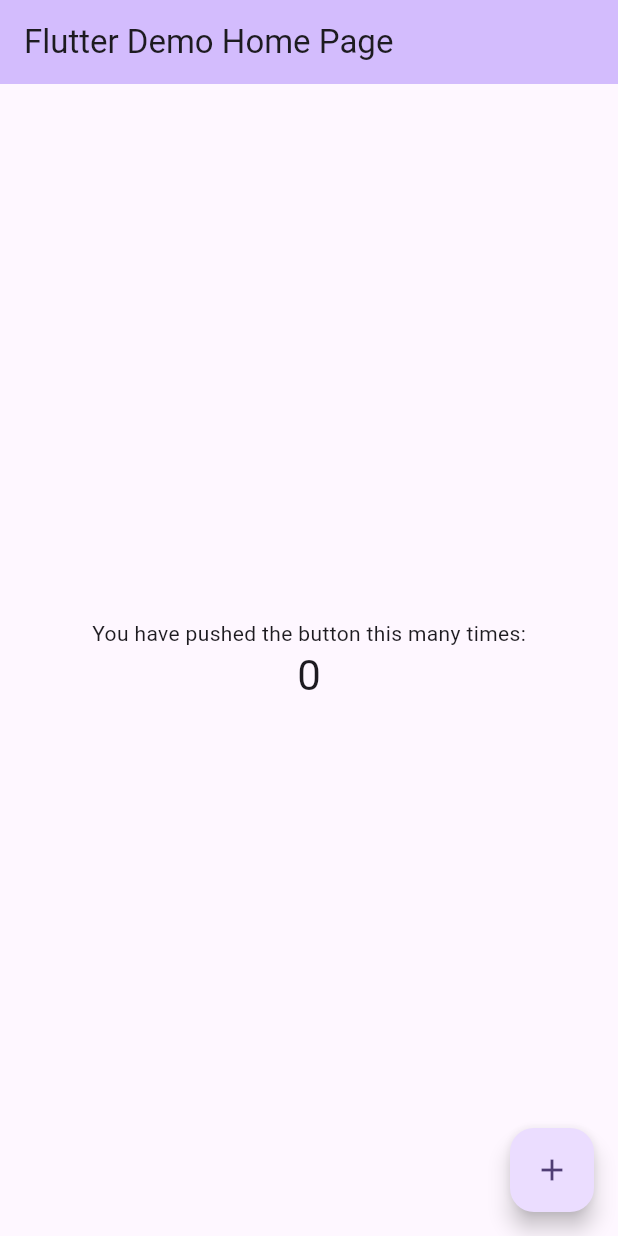
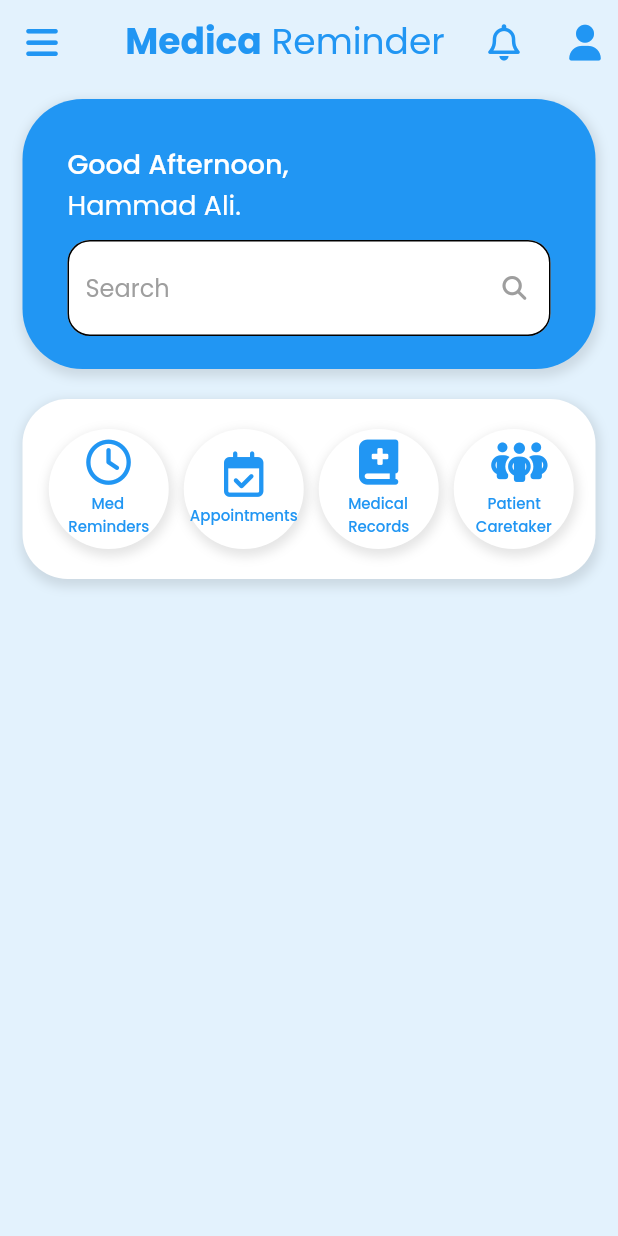
Before and after one commit to hammadx02/Bank-App-UI-Flutter, a Flutter app: the screen it shows after launch, on a phone screen of 412 x 824 dp. Run offline on Flutter 3.47's test engine with Material 2 defaults, Android fonts, the phone set to English and light mode, and no system bars; our stand-ins replace font_awesome_flutter.

Commit message:
initial commit

```diff
--- /dev/null
+++ b/lib/components/circle.dart
@@ -0,0 +1,59 @@
+import 'package:flutter/material.dart';
+
+import '../constents/constents.dart';
+
+class Circle extends StatelessWidget {
+  final circleIcon;
+  final circleText;
+  const Circle({super.key, required this.circleIcon, required this.circleText});
+
+  @override
+  Widget build(BuildContext context) {
+    return Center(
+      child: Padding(
+        padding: const EdgeInsets.symmetric(horizontal: 5.0),
+        child: Container(
+          height: 80,
+          width: 80,
+          decoration: BoxDecoration(
+            color: Colors.white,
+            shape: BoxShape.circle,
+            boxShadow: [
+              BoxShadow(
+                color: Colors.black.withOpacity(0.1),
+                spreadRadius: 2,
+                blurRadius: 5,
+                offset: const Offset(1, 3),
+              ),
+            ],
+          ),
+          child: Center(
+            child: Column(
+              mainAxisAlignment: MainAxisAlignment.center,
+              crossAxisAlignment: CrossAxisAlignment.center,
+              children: [
+                Icon(
+                  circleIcon,
+                  color: themeColor,
+                  size: 30,
+                ),
+                const SizedBox(
+                  height: 5,
+                ),
+                Center(
+                  child: Text(
+                    circleText,
+                    style: const TextStyle(
+                        color: themeColor,
+                        fontSize: 10,
+                        fontFamily: 'Poppins Medium'),
+                  ),
+                ),
+              ],
+            ),
+          ),
+        ),
+      ),
+    );
+  }
+}
--- /dev/null
+++ b/lib/constents/constents.dart
@@ -0,0 +1,3 @@
+import 'package:flutter/material.dart';
+
+const Color themeColor = Colors.blue;
--- a/lib/main.dart
+++ b/lib/main.dart
@@ -1,125 +1,23 @@
 import 'package:flutter/material.dart';
+import 'package:med_app_ui/screens/home_screen.dart';
 
 void main() {
   runApp(const MyApp());
 }
 
-class MyApp extends StatelessWidget {
+class MyApp extends StatefulWidget {
   const MyApp({super.key});
 
-  // This widget is the root of your application.
+  @override
+  State<MyApp> createState() => _MyAppState();
+}
+
+class _MyAppState extends State<MyApp> {
   @override
   Widget build(BuildContext context) {
-    return MaterialApp(
-      title: 'Flutter Demo',
-      theme: ThemeData(
-        // This is the theme of your application.
-        //
-        // TRY THIS: Try running your application with "flutter run". You'll see
-        // the application has a blue toolbar. Then, without quitting the app,
-        // try changing the seedColor in the colorScheme below to Colors.green
-        // and then invoke "hot reload" (save your changes or press the "hot
-        // reload" button in a Flutter-supported IDE, or press "r" if you used
-        // the command line to start the app).
-        //
-        // Notice that the counter didn't reset back to zero; the application
-        // state is not lost during the reload. To reset the state, use hot
-        // restart instead.
-        //
-        // This works for code too, not just values: Most code changes can be
-        // tested with just a hot reload.
-        colorScheme: ColorScheme.fromSeed(seedColor: Colors.deepPurple),
-        useMaterial3: true,
-      ),
-      home: const MyHomePage(title: 'Flutter Demo Home Page'),
+    return const MaterialApp(
+      debugShowCheckedModeBanner: false,
+      home: HomeScreen(),
     );
   }
 }
-
-class MyHomePage extends StatefulWidget {
-  const MyHomePage({super.key, required this.title});
-
-  // This widget is the home page of your application. It is stateful, meaning
-  // that it has a State object (defined below) that contains fields that affect
-  // how it looks.
-
-  // This class is the configuration for the state. It holds the values (in this
-  // case the title) provided by the parent (in this case the App widget) and
-  // used by the build method of the State. Fields in a Widget subclass are
-  // always marked "final".
-
-  final String title;
-
-  @override
-  State<MyHomePage> createState() => _MyHomePageState();
-}
-
-class _MyHomePageState extends State<MyHomePage> {
-  int _counter = 0;
-
-  void _incrementCounter() {
-    setState(() {
-      // This call to setState tells the Flutter framework that something has
-      // changed in this State, which causes it to rerun the build method below
-      // so that the display can reflect the updated values. If we changed
-      // _counter without calling setState(), then the build method would not be
-      // called again, and so nothing would appear to happen.
-      _counter++;
-    });
-  }
-
-  @override
-  Widget build(BuildContext context) {
-    // This method is rerun every time setState is called, for instance as done
-    // by the _incrementCounter method above.
-    //
-    // The Flutter framework has been optimized to make rerunning build methods
-    // fast, so that you can just rebuild anything that needs updating rather
-    // than having to individually change instances of widgets.
-    return Scaffold(
-      appBar: AppBar(
-        // TRY THIS: Try changing the color here to a specific color (to
-        // Colors.amber, perhaps?) and trigger a hot reload to see the AppBar
-        // change color while the other colors stay the same.
-        backgroundColor: Theme.of(context).colorScheme.inversePrimary,
-        // Here we take the value from the MyHomePage object that was created by
-        // the App.build method, and use it to set our appbar title.
-        title: Text(widget.title),
-      ),
-      body: Center(
-        // Center is a layout widget. It takes a single child and positions it
-        // in the middle of the parent.
-        child: Column(
-          // Column is also a layout widget. It takes a list of children and
-          // arranges them vertically. By default, it sizes itself to fit its
-          // children horizontally, and tries to be as tall as its parent.
-          //
-          // Column has various properties to control how it sizes itself and
-          // how it positions its children. Here we use mainAxisAlignment to
-          // center the children vertically; the main axis here is the vertical
-          // axis because Columns are vertical (the cross axis would be
-          // horizontal).
-          //
-          // TRY THIS: Invoke "debug painting" (choose the "Toggle Debug Paint"
-          // action in the IDE, or press "p" in the console), to see the
-          // wireframe for each widget.
-          mainAxisAlignment: MainAxisAlignment.center,
-          children: <Widget>[
-            const Text(
-              'You have pushed the button this many times:',
-            ),
-            Text(
-              '$_counter',
-              style: Theme.of(context).textTheme.headlineMedium,
-            ),
-          ],
-        ),
-      ),
-      floatingActionButton: FloatingActionButton(
-        onPressed: _incrementCounter,
-        tooltip: 'Increment',
-        child: const Icon(Icons.add),
-      ), // This trailing comma makes auto-formatting nicer for build methods.
-    );
-  }
-}
--- /dev/null
+++ b/lib/screens/home_screen.dart
@@ -0,0 +1,190 @@
+import 'package:flutter/material.dart';
+import 'package:font_awesome_flutter/font_awesome_flutter.dart';
+import 'package:med_app_ui/components/circle.dart';
+
+import '../constents/constents.dart';
+
+class HomeScreen extends StatefulWidget {
+  const HomeScreen({super.key});
+
+  @override
+  State<HomeScreen> createState() => _HomeScreenState();
+}
+
+class _HomeScreenState extends State<HomeScreen> {
+  @override
+  Widget build(BuildContext context) {
+    return MaterialApp(
+      debugShowCheckedModeBanner: false,
+      home: Scaffold(
+        backgroundColor: Colors.blue[50],
+        appBar: AppBar(
+          leading: const Icon(
+            FontAwesomeIcons.bars,
+            color: themeColor,
+          ),
+          actions: const [
+            Padding(
+              padding: EdgeInsets.only(right: 30),
+              child: Icon(
+                FontAwesomeIcons.bell,
+                color: themeColor,
+              ),
+            ),
+            Padding(
+              padding: EdgeInsets.only(
+                right: 10.0,
+              ),
+              child: Icon(
+                FontAwesomeIcons.solidUser,
+                color: themeColor,
+              ),
+            )
+          ],
+          elevation: 0,
+          backgroundColor: Colors.blue[50],
+          title: Center(
+            child: RichText(
+              text: const TextSpan(
+                text: 'Medica',
+                style: TextStyle(
+                    color: themeColor,
+                    fontSize: 24,
+                    fontFamily: 'Poppins Bold'),
+                children: [
+                  TextSpan(
+                    text: ' Reminder',
+                    style: TextStyle(
+                        fontFamily: 'Poppins Regular',
+                        fontSize: 24,
+                        color: themeColor),
+                  ),
+                ],
+              ),
+            ),
+          ),
+        ),
+        body: Column(
+          children: [
+            Padding(
+              padding:
+                  const EdgeInsets.symmetric(horizontal: 15.0, vertical: 10),
+              child: Container(
+                height: 180,
+                width: double.infinity,
+                decoration: BoxDecoration(
+                    boxShadow: [
+                      BoxShadow(
+                        color: Colors.black.withOpacity(0.1),
+                        spreadRadius: 2,
+                        blurRadius: 5,
+                        offset: const Offset(1, 3),
+                      ),
+                    ],
+                    shape: BoxShape.rectangle,
+                    borderRadius: BorderRadius.circular(40),
+                    color: themeColor),
+                child: Padding(
+                  padding:
+                      const EdgeInsets.only(left: 30.0, top: 30, bottom: 15),
+                  child: Column(
+                    mainAxisAlignment: MainAxisAlignment.start,
+                    crossAxisAlignment: CrossAxisAlignment.start,
+                    children: [
+                      RichText(
+                        text: const TextSpan(
+                          text: 'Good Afternoon,\n',
+                          style: TextStyle(
+                              color: Colors.white,
+                              fontSize: 18,
+                              fontFamily: 'Poppins Medium'),
+                          children: [
+                            TextSpan(
+                              text: 'Hammad Ali.',
+                              style: TextStyle(
+                                  fontFamily: 'Poppins Regular',
+                                  fontSize: 18,
+                                  color: Colors.white),
+                            ),
+                          ],
+                        ),
+                      ),
+                      Padding(
+                        padding: const EdgeInsets.only(right: 30, top: 10),
+                        child: TextFormField(
+                          decoration: InputDecoration(
+                            suffixIcon: const Icon(
+                              FontAwesomeIcons.magnifyingGlass,
+                              size: 16,
+                              color: Colors.grey,
+                            ),
+                            hintText: 'Search',
+                            hintStyle: const TextStyle(
+                                color: Colors.grey,
+                                fontSize: 16,
+                                fontFamily: 'Poppins Regular'),
+                            fillColor: Colors.white,
+                            filled: true,
+                            focusedBorder: OutlineInputBorder(
+                              borderRadius: BorderRadius.circular(15),
+                              borderSide: const BorderSide(color: Colors.black),
+                            ),
+                            enabledBorder: OutlineInputBorder(
+                              borderSide: const BorderSide(color: Colors.black),
+                              borderRadius: BorderRadius.circular(15),
+                            ),
+                          ),
+                        ),
+                      ),
+                    ],
+                  ),
+                ),
+              ),
+            ),
+            Padding(
+              padding:
+                  const EdgeInsets.symmetric(horizontal: 15.0, vertical: 10),
+              child: Container(
+                height: 120,
+                width: double.infinity,
+                decoration: BoxDecoration(
+                  color: Colors.white,
+                  borderRadius: BorderRadius.circular(30),
+                  boxShadow: [
+                    BoxShadow(
+                      color: Colors.black.withOpacity(0.1),
+                      spreadRadius: 2,
+                      blurRadius: 5,
+                      offset: const Offset(1, 3),
+                    ),
+                  ],
+                ),
+                child: const Row(
+                  mainAxisAlignment: MainAxisAlignment.center,
+                  crossAxisAlignment: CrossAxisAlignment.center,
+                  children: [
+                    SizedBox(
+                      width: 3,
+                    ),
+                    Circle(
+                        circleIcon: FontAwesomeIcons.clock,
+                        circleText: '      Med\nReminders'),
+                    Circle(
+                        circleIcon: FontAwesomeIcons.calendarCheck,
+                        circleText: 'Appointments'),
+                    Circle(
+                        circleIcon: FontAwesomeIcons.bookMedical,
+                        circleText: 'Medical\nRecords'),
+                    Circle(
+                        circleIcon: FontAwesomeIcons.peopleGroup,
+                        circleText: '   Patient\nCaretaker'),
+                  ],
+                ),
+              ),
+            ),
+          ],
+        ),
+      ),
+    );
+  }
+}
```
Also changed, not shown: pubspec.yaml (+26 -6 lines), fonts/Poppins-Bold.ttf (added), fonts/Poppins-Italic.ttf (added), fonts/Poppins-Medium.ttf (added), fonts/Poppins-Regular.ttf (added), images/bg.jpg (added), lib/components/rectangle.dart (added), pubspec.lock.
